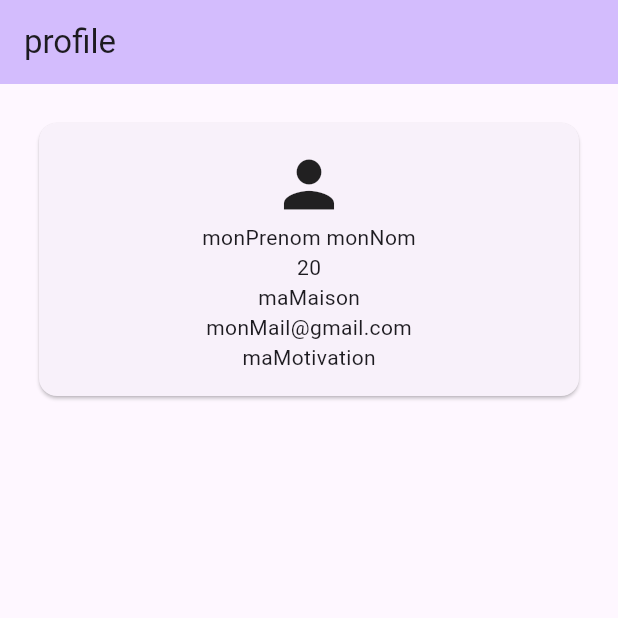
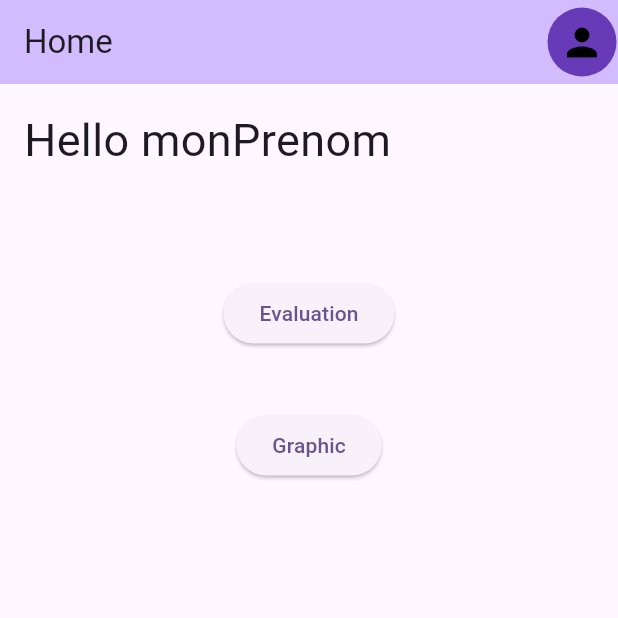
Before and after one commit to Kaylana1968/CodeEvaluator, a Flutter app: the screen it shows after launch, on a phone screen of 412 x 824 dp, the top half of it. Run offline on Flutter 3.47's test engine with Material 3 defaults, Android fonts, the phone set to English and light mode, and no system bars; missing offline and left inert: mongo_dart.

Commit message:
[US-0] HomePage + fix profile

```diff
--- /dev/null
+++ b/lib/Vue/Home.dart
@@ -0,0 +1,61 @@
+import 'package:flutter/material.dart';
+import '../Model/User.dart';
+
+class HomePage extends StatefulWidget {
+  const HomePage({super.key, required this.title});
+
+  final String title;
+
+  @override
+  State<HomePage> createState() => _HomePageState();
+}
+
+class _HomePageState extends State<HomePage> {
+
+  User user = User("monNom","monPrenom","password",4,"monMail@gmail.com","maMaison","maMotivation",false);
+
+  @override
+  Widget build(BuildContext context) {
+    return Scaffold(
+      appBar: AppBar(
+        backgroundColor: Theme.of(context).colorScheme.inversePrimary,
+        title: Text(widget.title),
+        actions: [
+          IconButton(
+            style: IconButton.styleFrom(backgroundColor: Colors.deepPurple,
+              foregroundColor: Colors.black,
+            ),
+            onPressed: () => (Navigator.pushNamed(context, '/profile')),
+            icon: const Icon(
+              Icons.person,
+              size: 30,
+            ),
+          ),
+        ],
+      ),
+      body: Container(
+        width: double.infinity,
+          margin: const EdgeInsets.all(16.0),
+          child: Column(
+              children: [Row(
+                mainAxisAlignment: MainAxisAlignment.spaceBetween,
+                children: [
+                  Text("Hello ${user.firstName}",
+                      style: const TextStyle(fontSize: 30)
+                  ),
+                ],
+              ),
+                const SizedBox(height: 70.0),
+                ElevatedButton(onPressed: () => (Navigator.pushNamed(context, '/test')),
+                    child: const Text("Evaluation")
+                ),
+                const SizedBox(height: 40.0),
+                ElevatedButton(onPressed: () => (Navigator.pushNamed(context, '/profile')),
+                    child: const Text("Graphic")
+                ),
+              ]
+          )
+      ),
+    );
+  }
+}
--- a/lib/Vue/profile.dart
+++ b/lib/Vue/profile.dart
@@ -1,4 +1,6 @@
 import 'package:flutter/material.dart';
+
+import '../Model/User.dart';
 
 class ProfilePage extends StatefulWidget {
   const ProfilePage({super.key, required this.title});
@@ -10,16 +12,8 @@ class ProfilePage extends StatefulWidget {
 }
 
 class _ProfilePageState extends State<ProfilePage> {
-  final TextEditingController emailController = TextEditingController();
-  final TextEditingController passwordController = TextEditingController();
 
-  String lastName = "monNom";
-  String firstName = "monPrenom";
-  int age = 20;
-  String email = "monMail@gmail.com";
-  String address = "maMaison";
-  String motivation = "maMotivation";
-
+  User user = User("monNom","monPrenom","password",4,"monMail@gmail.com","maMaison","maMotivation",false);
   @override
   Widget build(BuildContext context) {
     return Scaffold(
@@ -31,7 +25,7 @@ class _ProfilePageState extends State<ProfilePage> {
           width: double.infinity,
           margin: const EdgeInsets.all(16.0),
           child: Card(
-              margin: EdgeInsets.all(10.0),
+              margin: const EdgeInsets.all(10.0),
               child: Padding(
                 padding: const EdgeInsets.all(16.0),
                 child: Column(
@@ -42,14 +36,16 @@ class _ProfilePageState extends State<ProfilePage> {
                       Icons.person,
                       size: 50,
                     ),
-                    Text("$firstName $lastName"),
-                    Text(age.toString()),
-                    Text(address),
-                    Text(email),
-                    Text(motivation),
+                    Text("${user.firstName} ${user.lastName}"),
+                    Text(user.age.toString()),
+                    Text(user.address),
+                    Text(user.email),
+                    Text(user.motivation),
                   ],
                 ),
-              ))),
+              )
+          )
+      ),
     );
   }
 }
--- a/lib/main.dart
+++ b/lib/main.dart
@@ -1,6 +1,7 @@
 import 'package:flutter/material.dart';
 
 import 'Vue/register.dart';
+import 'Vue/Home.dart';
 import 'Vue/login.dart';
 import 'Vue/profile.dart';
 import 'Controller/database.dart';
@@ -24,11 +25,12 @@ class MyApp extends StatelessWidget {
           useMaterial3: true,
         ),
         debugShowCheckedModeBanner: false,
-        initialRoute: '/profile',
+        initialRoute: '/Home',
         routes: {
           "/register": (context) => const RegistrationPage(title: "Register"),
           "/login": (context) => const LoginPage(title: "Log in"),
-          "/profile": (context) => const ProfilePage(title: "profile")
+          "/profile": (context) => const ProfilePage(title: "profile"),
+          "/Home": (context) => const HomePage(title: "Home")
         });
   }
 }
```
